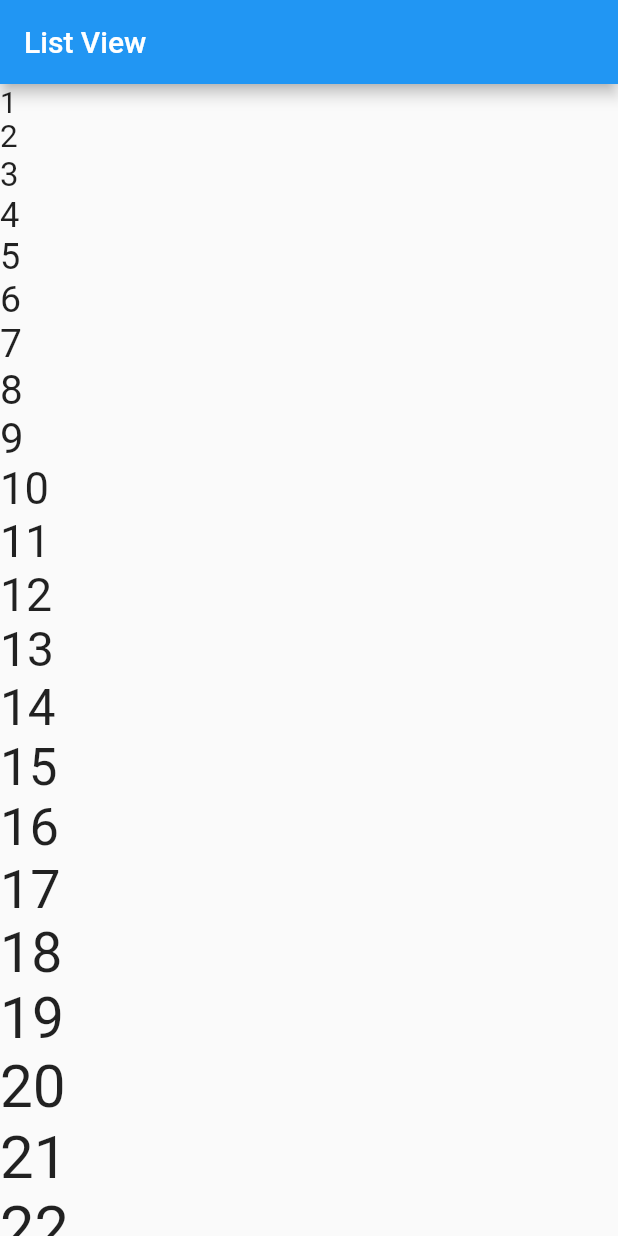
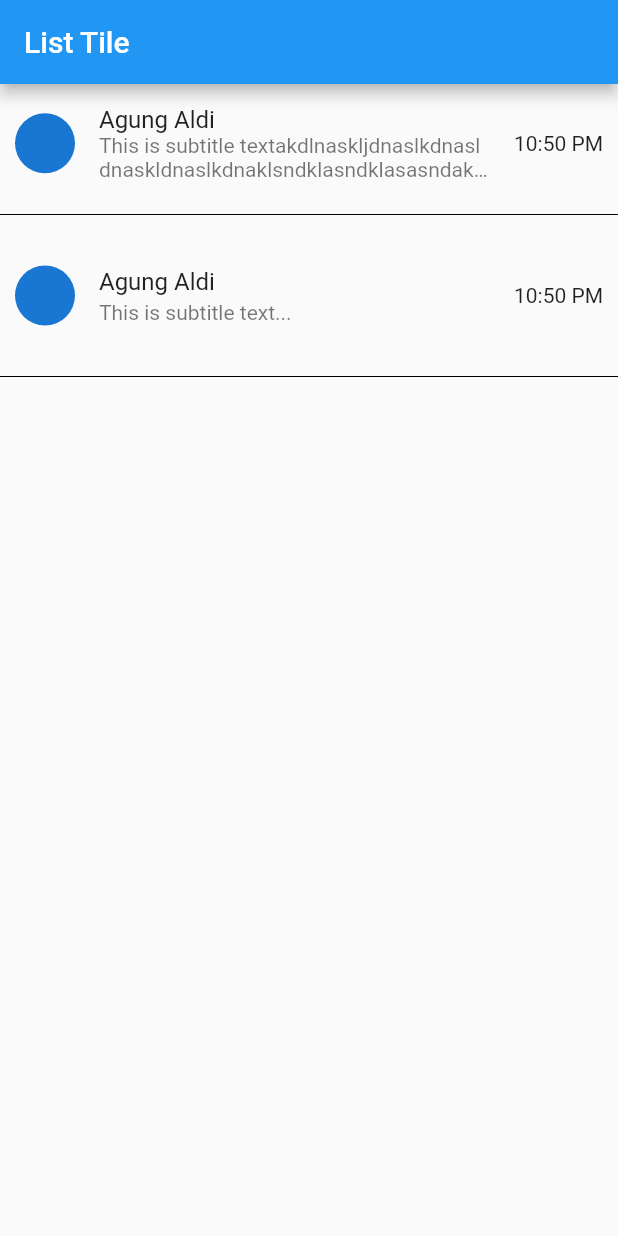
Before and after one commit to agungaldi190701/belajar-flutter-channel-kuldi-project, a Flutter app: the screen it shows after launch, on a phone screen of 412 x 824 dp. Run offline on Flutter 3.47's test engine with Material 2 defaults, Android fonts, the phone set to English and light mode, and no system bars.

Commit message:
List tile Widget

```diff
--- a/lib/main.dart
+++ b/lib/main.dart
@@ -5,53 +5,50 @@ void main() {
 }
 
 class MyApp extends StatelessWidget {
-  final List<Color> myColor = [
-    Colors.red,
-    Colors.blue,
-    Colors.green,
-    Colors.yellow,
-  ];
-  final List<Widget> myList = [
-    Container(
-      height: 400,
-      width: 400,
-      color: Colors.red,
-    ),
-    Container(
-      height: 400,
-      width: 400,
-      color: Colors.blue,
-    ),
-    Container(
-      height: 400,
-      width: 400,
-      color: Colors.green,
-    ),
-    Container(
-      height: 400,
-      width: 400,
-      color: Colors.yellow,
-    ),
-  ];
-  final List<Widget> myListText = List.generate(
-    100,
-    (index) => Text(
-      "${index + 1}",
-      style: TextStyle(fontSize: 20 + double.parse(index.toString())),
-    ),
-  );
+  const MyApp({super.key});
+
   @override
   Widget build(BuildContext context) {
     return MaterialApp(
       debugShowCheckedModeBanner: false,
       home: Scaffold(
-        appBar: AppBar(
-          title: Text("List View"),
-        ),
-        body: ListView(
-          children: myListText,
-        ),
-      ),
+          appBar: AppBar(
+            title: Text("List Tile"),
+          ),
+          body: ListView(children: [
+            ListTile(
+              contentPadding: EdgeInsets.all(10),
+              leading: CircleAvatar(),
+              title: Text("Agung Aldi"),
+              subtitle: Text(
+                "This is subtitle textakdlnaskljdnaslkdnasldnaskldnaslkdnaklsndklasndklasasndakslndasdnasldnaksldasdasdasdasdasasdasdas",
+                maxLines: 2,
+                overflow: TextOverflow.ellipsis,
+              ),
+              trailing: Text("10:50 PM"),
+              // tileColor: Colors.amber,
+
+              onTap: () {
+                return;
+              },
+            ),
+            Divider(
+              color: Colors.black,
+            ),
+            ListTile(
+              contentPadding: EdgeInsets.all(10),
+              leading: CircleAvatar(),
+              title: Text("Agung Aldi"),
+              subtitle: Text("This is subtitle text..."),
+              trailing: Text("10:50 PM"),
+              onTap: () {
+                return;
+              },
+            ),
+            Divider(
+              color: Colors.black,
+            ),
+          ])),
     );
   }
 }
```
